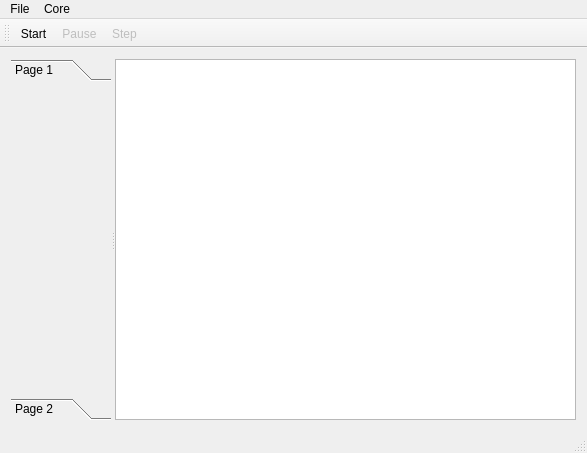
This is QAvrRunner3/mainwindow.ui in kevza/QAvrSimulator as Qt 5 draws it before an edit. The edited form follows.
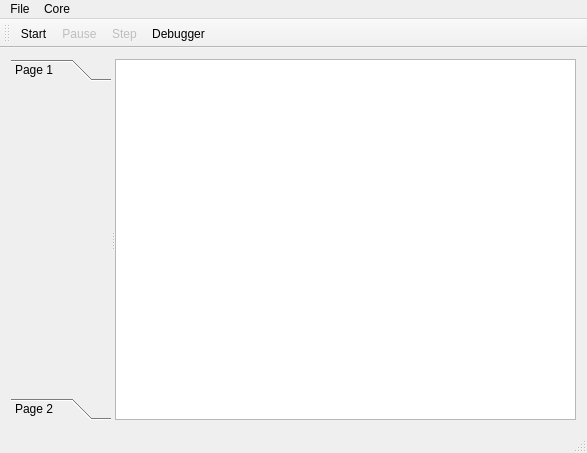
This is the edited form. Icons and pictures are not drawn.

```diff
--- a/QAvrRunner3/mainwindow.ui
+++ b/QAvrRunner3/mainwindow.ui
@@ -121,6 +121,7 @@
    <addaction name="actionStart"/>
    <addaction name="actionPause"/>
    <addaction name="actionStep"/>
+   <addaction name="actionDebugger"/>
   </widget>
   <action name="actionLoad_Hex">
    <property name="text">
@@ -181,6 +182,17 @@
     <string>Step</string>
    </property>
   </action>
+  <action name="actionDebugger">
+   <property name="checkable">
+    <bool>true</bool>
+   </property>
+   <property name="text">
+    <string>Debugger</string>
+   </property>
+   <property name="iconVisibleInMenu">
+    <bool>false</bool>
+   </property>
+  </action>
  </widget>
  <layoutdefault spacing="6" margin="11"/>
  <resources>
```
Left out of the diff: 2 changed lines with no effect on the pictures.
